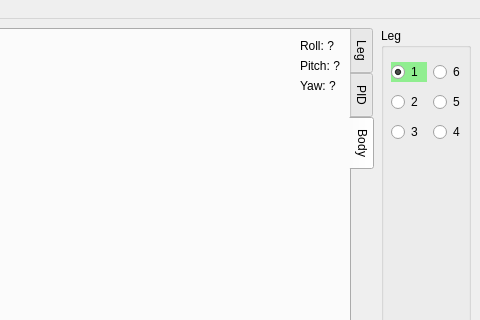
Old version of the form stompy/ui/stompy.ui in the repository braingram/stompy; both pictures show x 558 to 1038 and y 0 to 320 of the 1038 by 657 pixel window.
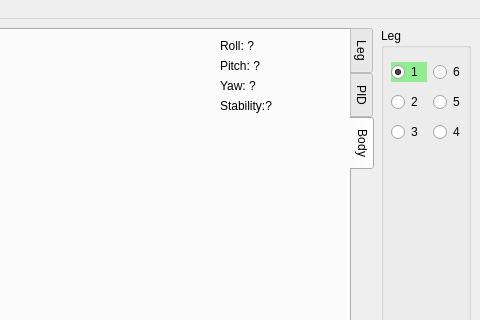
New version of the form. Custom widgets are drawn as their Qt base class.

Commit message: adding stability measure

What changed in the file:
```diff
--- a/stompy/ui/stompy.ui
+++ b/stompy/ui/stompy.ui
@@ -790,6 +790,12 @@
            <layout class="QVBoxLayout" name="verticalLayout_11">
             <item>
              <widget class="QLabel" name="rollLabel">
+              <property name="minimumSize">
+               <size>
+                <width>120</width>
+                <height>0</height>
+               </size>
+              </property>
               <property name="text">
                <string>Roll: ?</string>
               </property>
@@ -809,6 +815,13 @@
               </property>
              </widget>
             </item>
+            <item>
+             <widget class="QLabel" name="stabilityLabel">
+              <property name="text">
+               <string>Stability:?</string>
+              </property>
+             </widget>
+            </item>
             <item>
              <spacer name="verticalSpacer">
               <property name="orientation">
```
The commit also changes 2 other files.
